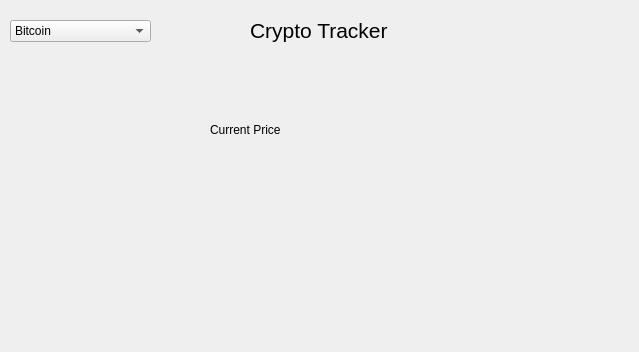
The window that mainwindow.ui (kn0w0n3/Crypto-Tracker) describes before a commit, drawn with Qt 5.
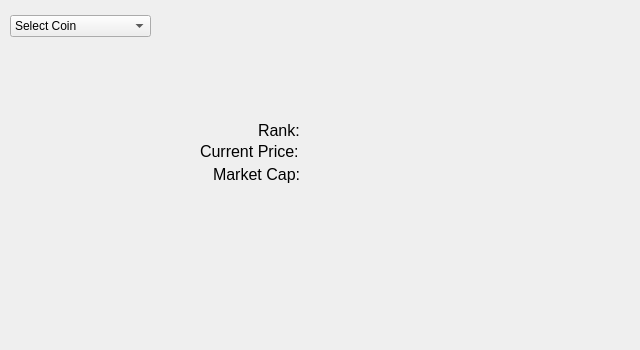
The same window after the commit.

Diff of the .ui file:
```diff
--- a/mainwindow.ui
+++ b/mainwindow.ui
@@ -6,41 +6,28 @@
    <rect>
     <x>0</x>
     <y>0</y>
-    <width>639</width>
-    <height>352</height>
+    <width>640</width>
+    <height>350</height>
    </rect>
   </property>
   <property name="windowTitle">
    <string>Crypto Tracker</string>
   </property>
   <widget class="QWidget" name="centralwidget">
-   <widget class="QLabel" name="label">
-    <property name="geometry">
-     <rect>
-      <x>250</x>
-      <y>10</y>
-      <width>141</width>
-      <height>41</height>
-     </rect>
-    </property>
-    <property name="font">
-     <font>
-      <pointsize>16</pointsize>
-     </font>
-    </property>
-    <property name="text">
-     <string>Crypto Tracker</string>
-    </property>
-   </widget>
    <widget class="QComboBox" name="comboBox">
     <property name="geometry">
      <rect>
       <x>10</x>
-      <y>20</y>
+      <y>15</y>
       <width>141</width>
       <height>22</height>
      </rect>
     </property>
+    <item>
+     <property name="text">
+      <string>Select Coin</string>
+     </property>
+    </item>
     <item>
      <property name="text">
       <string>Bitcoin</string>
@@ -52,10 +39,118 @@
      </property>
     </item>
    </widget>
-   <widget class="QLabel" name="cryptoPrice">
+   <widget class="QLabel" name="Price_Num_Label">
+    <property name="geometry">
+     <rect>
+      <x>305</x>
+      <y>142</y>
+      <width>221</width>
+      <height>21</height>
+     </rect>
+    </property>
+    <property name="font">
+     <font>
+      <pointsize>12</pointsize>
+     </font>
+    </property>
+    <property name="text">
+     <string/>
+    </property>
+   </widget>
+   <widget class="QLabel" name="Price_Label">
+    <property name="geometry">
+     <rect>
+      <x>200</x>
+      <y>141</y>
+      <width>101</width>
+      <height>20</height>
+     </rect>
+    </property>
+    <property name="font">
+     <font>
+      <pointsize>12</pointsize>
+     </font>
+    </property>
+    <property name="text">
+     <string>Current Price:</string>
+    </property>
+   </widget>
+   <widget class="QLabel" name="Crypto_Name">
     <property name="geometry">
      <rect>
       <x>290</x>
+      <y>80</y>
+      <width>121</width>
+      <height>21</height>
+     </rect>
+    </property>
+    <property name="font">
+     <font>
+      <pointsize>15</pointsize>
+     </font>
+    </property>
+    <property name="text">
+     <string/>
+    </property>
+   </widget>
+   <widget class="QLabel" name="Rank_Label">
+    <property name="geometry">
+     <rect>
+      <x>258</x>
+      <y>120</y>
+      <width>41</width>
+      <height>20</height>
+     </rect>
+    </property>
+    <property name="font">
+     <font>
+      <pointsize>12</pointsize>
+     </font>
+    </property>
+    <property name="text">
+     <string>Rank:</string>
+    </property>
+   </widget>
+   <widget class="QLabel" name="Market_Cap_Label">
+    <property name="geometry">
+     <rect>
+      <x>213</x>
+      <y>164</y>
+      <width>91</width>
+      <height>20</height>
+     </rect>
+    </property>
+    <property name="font">
+     <font>
+      <pointsize>12</pointsize>
+     </font>
+    </property>
+    <property name="text">
+     <string>Market Cap:</string>
+    </property>
+   </widget>
+   <widget class="QLabel" name="Market_Cap_Num_Label">
+    <property name="geometry">
+     <rect>
+      <x>305</x>
+      <y>164</y>
+      <width>291</width>
+      <height>21</height>
+     </rect>
+    </property>
+    <property name="font">
+     <font>
+      <pointsize>12</pointsize>
+     </font>
+    </property>
+    <property name="text">
+     <string/>
+    </property>
+   </widget>
+   <widget class="QLabel" name="Rank_Num_Label">
+    <property name="geometry">
+     <rect>
+      <x>305</x>
       <y>120</y>
       <width>131</width>
       <height>21</height>
@@ -65,19 +160,6 @@
      <string/>
     </property>
    </widget>
-   <widget class="QLabel" name="label_2">
-    <property name="geometry">
-     <rect>
-      <x>210</x>
-      <y>120</y>
-      <width>71</width>
-      <height>20</height>
-     </rect>
-    </property>
-    <property name="text">
-     <string>Current Price:</string>
-    </property>
-   </widget>
   </widget>
  </widget>
  <resources/>
```
Left out of the diff: 7 changed lines with no effect on the pictures.
